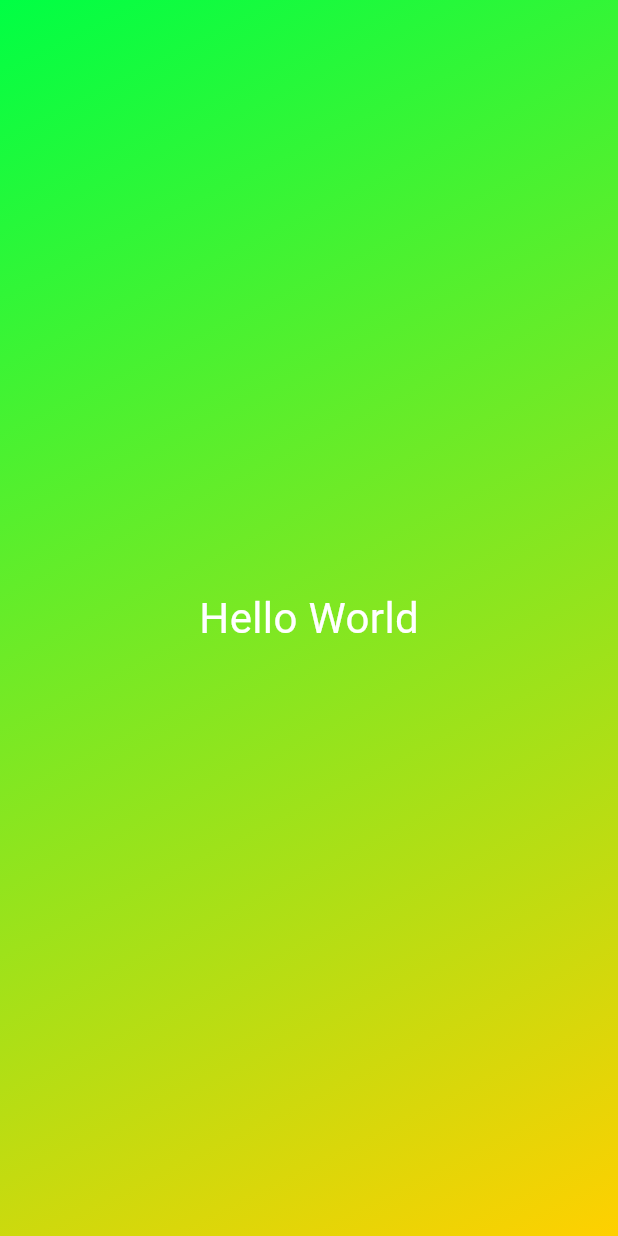
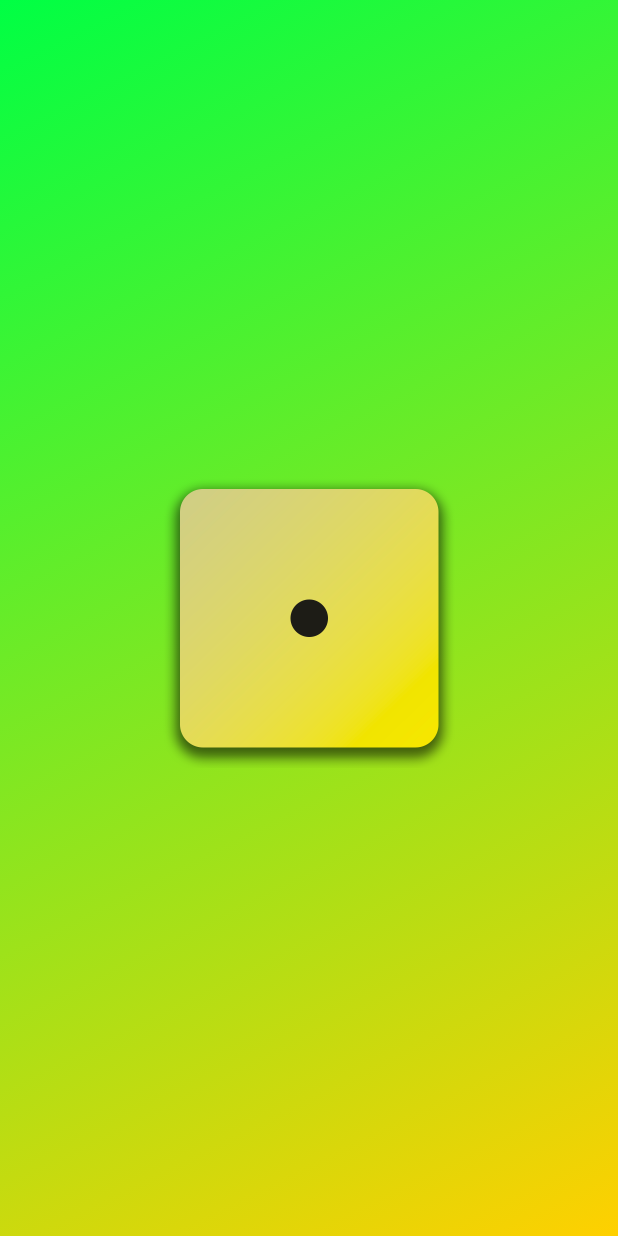
Before and after one commit to thilinanimesh/rolldiceapp, a Flutter app: the screen it shows after launch, on a phone screen of 412 x 824 dp. Run offline on Flutter 3.47's test engine with Material 3 defaults, Android fonts, the phone set to English and light mode, and no system bars.

Commit message:
added dice assets to the project and updated pubspec.yamal file, test the code adding one image to the program (hard code), Multiple Constructor example written in the gradient_container.dart file

```diff
--- a/lib/gradient_container.dart
+++ b/lib/gradient_container.dart
@@ -1,5 +1,5 @@
 import 'package:flutter/material.dart';
-import 'package:rolldiceapp/custom_text.dart';
+//import 'package:rolldiceapp/custom_text.dart';
 
 const startAlignment = Alignment.topLeft;
 const endAlignment = Alignment.bottomRight;
@@ -31,10 +31,18 @@ const endAlignment = Alignment.bottomRight;
 //   }
 // }
 
-
 class GradientContainer extends StatelessWidget {
   //const GradientContainer({key}):super(key: key);
-  const GradientContainer({super.key,required this.colors});//this.colorOne, this.colorTwo, {super.key,required this.colors});
+  const GradientContainer(
+      {super.key,
+      required this.colors}); //this.colorOne, this.colorTwo, {super.key,required this.colors});
+
+  //having multiple constructor example in the same class
+  const GradientContainer.purple({super.key})
+      : colors = const [
+          Color.fromARGB(255, 21, 198, 11),
+          Color.fromARGB(0, 6, 231, 148),
+        ];
 
   final List<Color> colors;
 
@@ -51,8 +59,11 @@ class GradientContainer extends StatelessWidget {
           end: endAlignment,
         ),
       ),
-      child: const Center(
-        child: CustomText("Hello World"),
+      child: Center(
+        child: Image.asset(
+          "assets/images/dice-1.png",
+          width: 200,
+        ),
       ),
     );
   }
```
Also changed, not shown: lib/2main.dart (deleted, +0 -124 lines), pubspec.yaml (+9 -2 lines), assets/images/dice-1.png (added), assets/images/dice-2.png (added), assets/images/dice-3.png (added), assets/images/dice-4.png (added), assets/images/dice-5.png (added), assets/images/dice-6.png (added).
